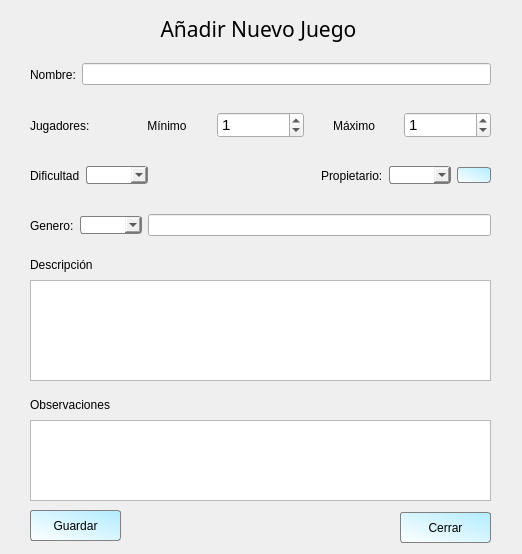
Qt form UiDialogAddJuego.ui (arlumno/DI-BibliotecaJuegos) before a commit.
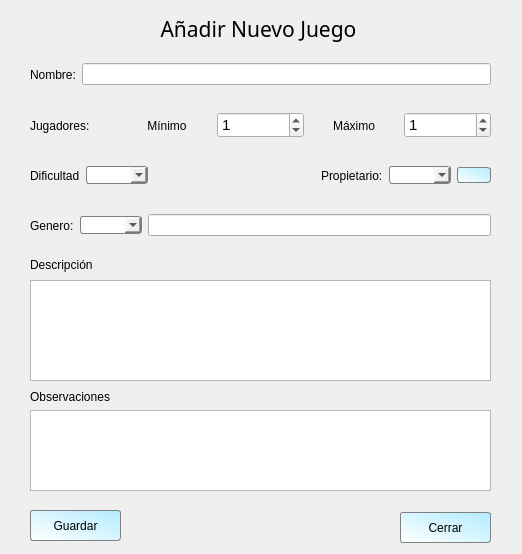
The same form after that commit. Icons and pictures are not drawn.

```diff
--- a/UiDialogAddJuego.ui
+++ b/UiDialogAddJuego.ui
@@ -47,7 +47,7 @@
    <property name="geometry">
     <rect>
      <x>30</x>
-     <y>420</y>
+     <y>410</y>
      <width>461</width>
      <height>81</height>
     </rect>
@@ -57,7 +57,7 @@
    <property name="geometry">
     <rect>
      <x>30</x>
-     <y>390</y>
+     <y>382</y>
      <width>91</width>
      <height>29</height>
     </rect>
```
